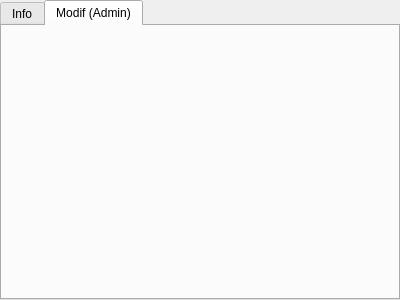
Before: the Qt Designer form SQLite-test/player_info.ui in farid67/Projet_bdm, drawn with Qt 5.
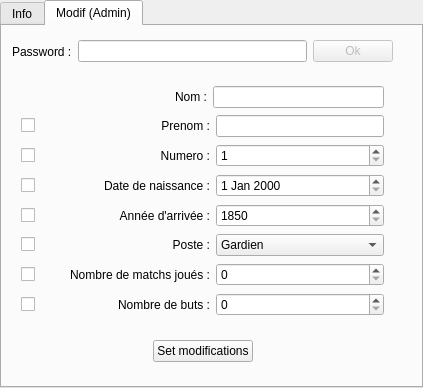
After: the same form once the commit is applied. The open tabs and pages were chosen to show the change.

Commit message: ajout modifications sur les joueurs(non terminé)

What changed in the file:
```diff
--- a/SQLite-test/player_info.ui
+++ b/SQLite-test/player_info.ui
@@ -6,8 +6,8 @@
    <rect>
     <x>0</x>
     <y>0</y>
-    <width>400</width>
-    <height>300</height>
+    <width>423</width>
+    <height>388</height>
    </rect>
   </property>
   <property name="windowTitle">
@@ -130,6 +130,421 @@
    <attribute name="title">
     <string>Modif (Admin)</string>
    </attribute>
+   <widget class="QWidget" name="horizontalLayoutWidget_2">
+    <property name="geometry">
+     <rect>
+      <x>10</x>
+      <y>50</y>
+      <width>381</width>
+      <height>258</height>
+     </rect>
+    </property>
+    <layout class="QHBoxLayout" name="horizontalLayout_2">
+     <item>
+      <widget class="QWidget" name="widget" native="true">
+       <layout class="QVBoxLayout" name="verticalLayout_3">
+        <item>
+         <layout class="QGridLayout" name="gridLayout_4">
+          <item row="0" column="2">
+           <widget class="QLineEdit" name="PlayerNameEdit">
+            <property name="sizePolicy">
+             <sizepolicy hsizetype="Minimum" vsizetype="Fixed">
+              <horstretch>0</horstretch>
+              <verstretch>0</verstretch>
+             </sizepolicy>
+            </property>
+           </widget>
+          </item>
+          <item row="0" column="1">
+           <widget class="QLabel" name="label_9">
+            <property name="text">
+             <string>Nom :</string>
+            </property>
+            <property name="alignment">
+             <set>Qt::AlignRight|Qt::AlignTrailing|Qt::AlignVCenter</set>
+            </property>
+           </widget>
+          </item>
+          <item row="0" column="0">
+           <spacer name="horizontalSpacer_5">
+            <property name="orientation">
+             <enum>Qt::Horizontal</enum>
+            </property>
+            <property name="sizeType">
+             <enum>QSizePolicy::Fixed</enum>
+            </property>
+            <property name="sizeHint" stdset="0">
+             <size>
+              <width>15</width>
+              <height>10</height>
+             </size>
+            </property>
+           </spacer>
+          </item>
+         </layout>
+        </item>
+        <item>
+         <layout class="QGridLayout" name="gridLayout_2">
+          <item row="0" column="1">
+           <widget class="QLabel" name="label_10">
+            <property name="text">
+             <string>Prenom :</string>
+            </property>
+            <property name="alignment">
+             <set>Qt::AlignRight|Qt::AlignTrailing|Qt::AlignVCenter</set>
+            </property>
+           </widget>
+          </item>
+          <item row="0" column="2">
+           <widget class="QLineEdit" name="PlayerFirstNameEdit">
+            <property name="sizePolicy">
+             <sizepolicy hsizetype="Minimum" vsizetype="Fixed">
+              <horstretch>0</horstretch>
+              <verstretch>0</verstretch>
+             </sizepolicy>
+            </property>
+           </widget>
+          </item>
+          <item row="0" column="0">
+           <widget class="QCheckBox" name="FirstNameCheckBox">
+            <property name="sizePolicy">
+             <sizepolicy hsizetype="Fixed" vsizetype="Fixed">
+              <horstretch>0</horstretch>
+              <verstretch>0</verstretch>
+             </sizepolicy>
+            </property>
+            <property name="text">
+             <string/>
+            </property>
+           </widget>
+          </item>
+         </layout>
+        </item>
+        <item>
+         <layout class="QGridLayout" name="gridLayout_3">
+          <item row="0" column="1">
+           <widget class="QLabel" name="label_11">
+            <property name="sizePolicy">
+             <sizepolicy hsizetype="Minimum" vsizetype="Preferred">
+              <horstretch>0</horstretch>
+              <verstretch>0</verstretch>
+             </sizepolicy>
+            </property>
+            <property name="text">
+             <string>Numero :</string>
+            </property>
+            <property name="alignment">
+             <set>Qt::AlignRight|Qt::AlignTrailing|Qt::AlignVCenter</set>
+            </property>
+           </widget>
+          </item>
+          <item row="0" column="2">
+           <widget class="QSpinBox" name="PlayerNumberEdit">
+            <property name="sizePolicy">
+             <sizepolicy hsizetype="Minimum" vsizetype="Fixed">
+              <horstretch>0</horstretch>
+              <verstretch>0</verstretch>
+             </sizepolicy>
+            </property>
+            <property name="minimum">
+             <number>1</number>
+            </property>
+            <property name="value">
+             <number>1</number>
+            </property>
+           </widget>
+          </item>
+          <item row="0" column="0">
+           <widget class="QCheckBox" name="NumeroCheckBox">
+            <property name="sizePolicy">
+             <sizepolicy hsizetype="Fixed" vsizetype="Fixed">
+              <horstretch>0</horstretch>
+              <verstretch>0</verstretch>
+             </sizepolicy>
+            </property>
+            <property name="text">
+             <string/>
+            </property>
+           </widget>
+          </item>
+         </layout>
+        </item>
+        <item>
+         <layout class="QGridLayout" name="gridLayout">
+          <item row="0" column="2">
+           <widget class="QDateEdit" name="PlayerBirthDateEdit"/>
+          </item>
+          <item row="0" column="1">
+           <widget class="QLabel" name="label_12">
+            <property name="text">
+             <string>Date de naissance :</string>
+            </property>
+            <property name="alignment">
+             <set>Qt::AlignRight|Qt::AlignTrailing|Qt::AlignVCenter</set>
+            </property>
+           </widget>
+          </item>
+          <item row="0" column="0">
+           <widget class="QCheckBox" name="BirthDateCheckBox">
+            <property name="sizePolicy">
+             <sizepolicy hsizetype="Fixed" vsizetype="Fixed">
+              <horstretch>0</horstretch>
+              <verstretch>0</verstretch>
+             </sizepolicy>
+            </property>
+            <property name="text">
+             <string/>
+            </property>
+           </widget>
+          </item>
+         </layout>
+        </item>
+        <item>
+         <layout class="QGridLayout" name="gridLayout_5">
+          <item row="0" column="1">
+           <widget class="QLabel" name="label_13">
+            <property name="text">
+             <string>Année d'arrivée :</string>
+            </property>
+            <property name="alignment">
+             <set>Qt::AlignRight|Qt::AlignTrailing|Qt::AlignVCenter</set>
+            </property>
+           </widget>
+          </item>
+          <item row="0" column="2">
+           <widget class="QSpinBox" name="PlayerYearArrivalEdit">
+            <property name="minimum">
+             <number>1850</number>
+            </property>
+            <property name="maximum">
+             <number>2016</number>
+            </property>
+           </widget>
+          </item>
+          <item row="0" column="0">
+           <widget class="QCheckBox" name="YearArrivalCheckBox">
+            <property name="sizePolicy">
+             <sizepolicy hsizetype="Fixed" vsizetype="Fixed">
+              <horstretch>0</horstretch>
+              <verstretch>0</verstretch>
+             </sizepolicy>
+            </property>
+            <property name="text">
+             <string/>
+            </property>
+           </widget>
+          </item>
+         </layout>
+        </item>
+        <item>
+         <layout class="QGridLayout" name="gridLayout_6">
+          <item row="0" column="1">
+           <widget class="QLabel" name="label_14">
+            <property name="text">
+             <string>Poste :</string>
+            </property>
+            <property name="alignment">
+             <set>Qt::AlignRight|Qt::AlignTrailing|Qt::AlignVCenter</set>
+            </property>
+           </widget>
+          </item>
+          <item row="0" column="2">
+           <widget class="QComboBox" name="PlayerPositionEdit">
+            <item>
+             <property name="text">
+              <string>Gardien</string>
+             </property>
+            </item>
+            <item>
+             <property name="text">
+              <string>Defenseur</string>
+             </property>
+            </item>
+            <item>
+             <property name="text">
+              <string>Milieu</string>
+             </property>
+            </item>
+            <item>
+             <property name="text">
+              <string>Attaquant</string>
+             </property>
+            </item>
+           </widget>
+          </item>
+          <item row="0" column="0">
+           <widget class="QCheckBox" name="PositionCheckBox">
+            <property name="sizePolicy">
+             <sizepolicy hsizetype="Fixed" vsizetype="Fixed">
+              <horstretch>0</horstretch>
+              <verstretch>0</verstretch>
+             </sizepolicy>
+            </property>
+            <property name="text">
+             <string/>
+            </property>
+           </widget>
+          </item>
+         </layout>
+        </item>
+        <item>
+         <layout class="QGridLayout" name="gridLayout_7">
+          <item row="0" column="1">
+           <widget class="QLabel" name="label_15">
+            <property name="text">
+             <string>Nombre de matchs joués :</string>
+            </property>
+            <property name="alignment">
+             <set>Qt::AlignRight|Qt::AlignTrailing|Qt::AlignVCenter</set>
+            </property>
+           </widget>
+          </item>
+          <item row="0" column="2">
+           <widget class="QSpinBox" name="PlayerMatchsPlayedEdit">
+            <property name="maximum">
+             <number>1000</number>
+            </property>
+           </widget>
+          </item>
+          <item row="0" column="0">
+           <widget class="QCheckBox" name="MatchsCheckBox">
+            <property name="sizePolicy">
+             <sizepolicy hsizetype="Fixed" vsizetype="Fixed">
+              <horstretch>0</horstretch>
+              <verstretch>0</verstretch>
+             </sizepolicy>
+            </property>
+            <property name="text">
+             <string/>
+            </property>
+           </widget>
+          </item>
+         </layout>
+        </item>
+        <item>
+         <layout class="QGridLayout" name="gridLayout_8">
+          <item row="0" column="1">
+           <widget class="QLabel" name="label_16">
+            <property name="text">
+             <string>Nombre de buts :</string>
+            </property>
+            <property name="alignment">
+             <set>Qt::AlignRight|Qt::AlignTrailing|Qt::AlignVCenter</set>
+            </property>
+           </widget>
+          </item>
+          <item row="0" column="2">
+           <widget class="QSpinBox" name="PlayerGoalsEdit">
+            <property name="maximum">
+             <number>1000</number>
+            </property>
+           </widget>
+          </item>
+          <item row="0" column="0">
+           <widget class="QCheckBox" name="GoalsCheckBox">
+            <property name="sizePolicy">
+             <sizepolicy hsizetype="Fixed" vsizetype="Fixed">
+              <horstretch>0</horstretch>
+              <verstretch>0</verstretch>
+             </sizepolicy>
+            </property>
+            <property name="text">
+             <string/>
+            </property>
+           </widget>
+          </item>
+         </layout>
+        </item>
+       </layout>
+      </widget>
+     </item>
+    </layout>
+   </widget>
+   <widget class="QWidget" name="verticalLayoutWidget">
+    <property name="geometry">
+     <rect>
+      <x>10</x>
+      <y>310</y>
+      <width>381</width>
+      <height>31</height>
+     </rect>
+    </property>
+    <layout class="QVBoxLayout" name="verticalLayout_5">
+     <item>
+      <layout class="QHBoxLayout" name="horizontalLayout_3">
+       <item>
+        <spacer name="horizontalSpacer">
+         <property name="orientation">
+          <enum>Qt::Horizontal</enum>
+         </property>
+         <property name="sizeHint" stdset="0">
+          <size>
+           <width>40</width>
+           <height>20</height>
+          </size>
+         </property>
+        </spacer>
+       </item>
+       <item>
+        <widget class="QPushButton" name="SetModifButton">
+         <property name="text">
+          <string>Set modifications</string>
+         </property>
+        </widget>
+       </item>
+       <item>
+        <spacer name="horizontalSpacer_2">
+         <property name="orientation">
+          <enum>Qt::Horizontal</enum>
+         </property>
+         <property name="sizeHint" stdset="0">
+          <size>
+           <width>40</width>
+           <height>20</height>
+          </size>
+         </property>
+        </spacer>
+       </item>
+      </layout>
+     </item>
+    </layout>
+   </widget>
+   <widget class="QWidget" name="horizontalLayoutWidget_3">
+    <property name="geometry">
+     <rect>
+      <x>10</x>
+      <y>10</y>
+      <width>381</width>
+      <height>31</height>
+     </rect>
+    </property>
+    <layout class="QHBoxLayout" name="horizontalLayout_4">
+     <item>
+      <widget class="QLabel" name="label_17">
+       <property name="text">
+        <string>Password :</string>
+       </property>
+      </widget>
+     </item>
+     <item>
+      <widget class="QLineEdit" name="PwLineEdit">
+       <property name="echoMode">
+        <enum>QLineEdit::Password</enum>
+       </property>
+      </widget>
+     </item>
+     <item>
+      <widget class="QPushButton" name="PwVerif">
+       <property name="enabled">
+        <bool>false</bool>
+       </property>
+       <property name="text">
+        <string>Ok</string>
+       </property>
+      </widget>
+     </item>
+    </layout>
+   </widget>
   </widget>
  </widget>
  <resources/>
```
Left out of the diff: 55 changed lines with no effect on the pictures. The commit also changes 20 other files.
